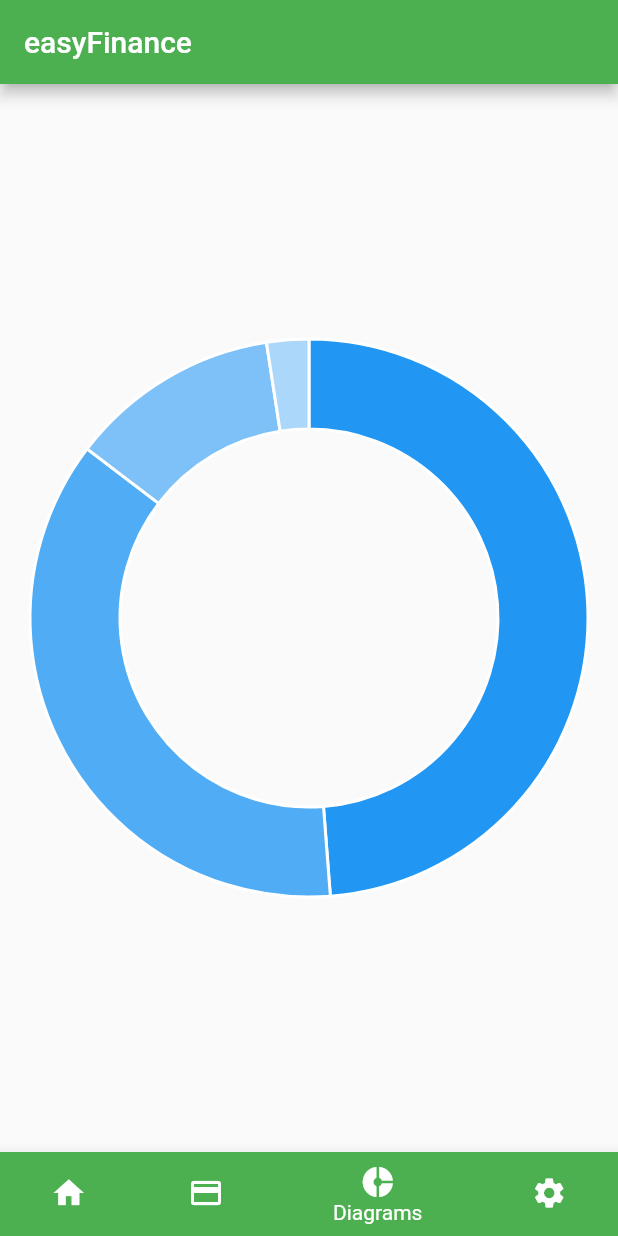
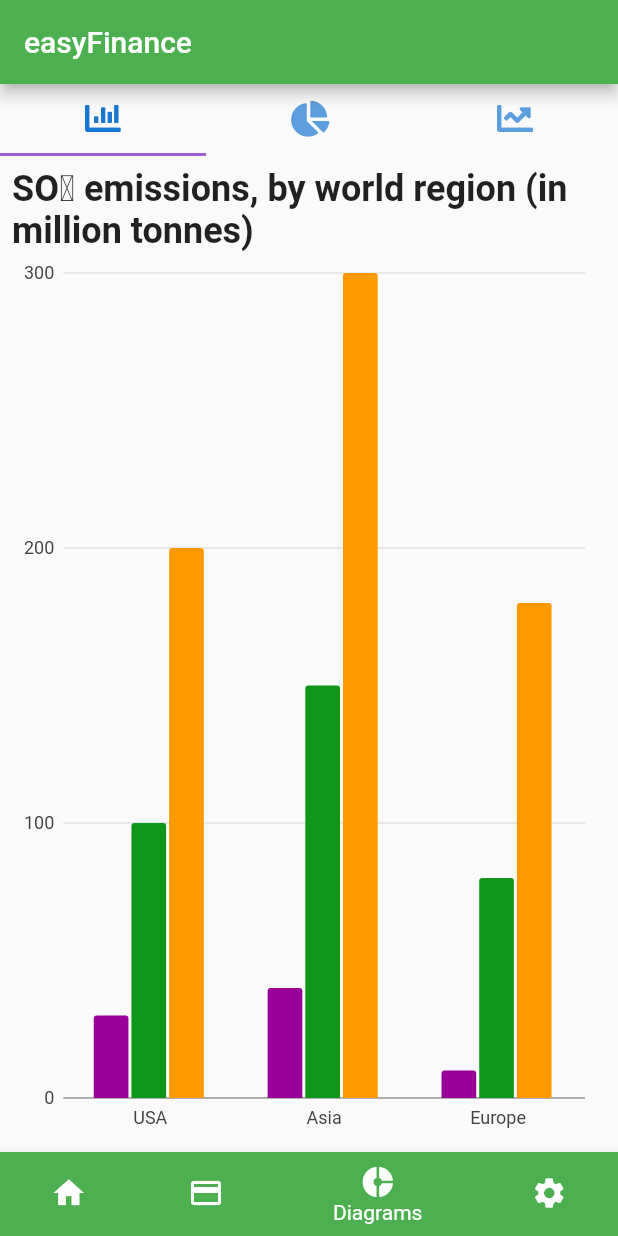
Before and after one commit to leumas244/easyFinance-SoftwareEngeneering, a Flutter app: the screen it shows after launch, item 3 of the bottom bar chosen, on a phone screen of 412 x 824 dp. Run offline on Flutter 3.47's test engine with Material 2 defaults, Android fonts, the phone set to English and light mode, and no system bars; our stand-ins replace charts_flutter, font_awesome_flutter.

Commit message:
Improved Diagrams

```diff
--- a/flutter_src/lib/diagram_widget.dart
+++ /dev/null
@@ -1,51 +0,0 @@
-/// Donut chart example. This is a simple pie chart with a hole in the middle.
-import 'package:flutter/material.dart';
-import 'package:charts_flutter/flutter.dart' as charts;
-
-class DonutPieChart extends StatelessWidget {
-  final List<charts.Series> seriesList;
-  DonutPieChart(this.seriesList,);
-
-  /// Creates a [PieChart] with sample data and no transition.
-  factory DonutPieChart.withSampleData() {
-    return new DonutPieChart(
-      _createSampleData(),
-    );
-  }
-
-
-  @override
-  Widget build(BuildContext context) {
-    return new charts.PieChart(seriesList,
-        // Configure the width of the pie slices to 60px. The remaining space in
-        // the chart will be left as a hole in the center.
-        defaultRenderer: new charts.ArcRendererConfig(arcWidth: 60));
-  }
-
-  /// Create one series with sample hard coded data.
-  static List<charts.Series<LinearSales, int>> _createSampleData() {
-    final data = [
-      new LinearSales(0, 100),
-      new LinearSales(1, 75),
-      new LinearSales(2, 25),
-      new LinearSales(3, 5),
-    ];
-
-    return [
-      new charts.Series<LinearSales, int>(
-        id: 'Sales',
-        domainFn: (LinearSales sales, _) => sales.year,
-        measureFn: (LinearSales sales, _) => sales.sales,
-        data: data,
-      )
-    ];
-  }
-}
-
-/// Sample linear data type.
-class LinearSales {
-  final int year;
-  final int sales;
-
-  LinearSales(this.year, this.sales);
-}
--- /dev/null
+++ b/flutter_src/lib/diagrams_widget.dart
@@ -0,0 +1,300 @@
+import 'package:flutter/material.dart';
+import 'package:charts_flutter/flutter.dart' as charts;
+import 'package:font_awesome_flutter/font_awesome_flutter.dart';
+
+class DiagramPage extends StatefulWidget {
+  final Widget child;
+
+  DiagramPage({Key key, this.child}) : super(key: key);
+
+  _DiagramPageState createState() => _DiagramPageState();
+}
+
+class _DiagramPageState extends State<DiagramPage> {
+  List<charts.Series<Pollution, String>> _seriesData;
+  List<charts.Series<Task, String>> _seriesPieData;
+  List<charts.Series<Sales, int>> _seriesLineData;
+
+  _generateData() {
+    var data1 = [
+      new Pollution(1980, 'USA', 30),
+      new Pollution(1980, 'Asia', 40),
+      new Pollution(1980, 'Europe', 10),
+    ];
+    var data2 = [
+      new Pollution(1985, 'USA', 100),
+      new Pollution(1980, 'Asia', 150),
+      new Pollution(1985, 'Europe', 80),
+    ];
+    var data3 = [
+      new Pollution(1985, 'USA', 200),
+      new Pollution(1980, 'Asia', 300),
+      new Pollution(1985, 'Europe', 180),
+    ];
+
+    var piedata = [
+      new Task('Work', 35.8, Color(0xff3366cc)),
+      new Task('Eat', 8.3, Color(0xff990099)),
+      new Task('Commute', 10.8, Color(0xff109618)),
+      new Task('TV', 15.6, Color(0xfffdbe19)),
+      new Task('Sleep', 19.2, Color(0xffff9900)),
+      new Task('Other', 10.3, Color(0xffdc3912)),
+    ];
+
+    var linesalesdata = [
+      new Sales(0, 45),
+      new Sales(1, 56),
+      new Sales(2, 55),
+      new Sales(3, 60),
+      new Sales(4, 61),
+      new Sales(5, 70),
+    ];
+    var linesalesdata1 = [
+      new Sales(0, 35),
+      new Sales(1, 46),
+      new Sales(2, 45),
+      new Sales(3, 50),
+      new Sales(4, 51),
+      new Sales(5, 60),
+    ];
+
+    var linesalesdata2 = [
+      new Sales(0, 20),
+      new Sales(1, 24),
+      new Sales(2, 25),
+      new Sales(3, 40),
+      new Sales(4, 45),
+      new Sales(5, 60),
+    ];
+
+    _seriesData.add(
+      charts.Series(
+        domainFn: (Pollution pollution, _) => pollution.place,
+        measureFn: (Pollution pollution, _) => pollution.quantity,
+        id: '2017',
+        data: data1,
+        fillPatternFn: (_, __) => charts.FillPatternType.solid,
+        fillColorFn: (Pollution pollution, _) =>
+            charts.ColorUtil.fromDartColor(Color(0xff990099)),
+      ),
+    );
+
+    _seriesData.add(
+      charts.Series(
+        domainFn: (Pollution pollution, _) => pollution.place,
+        measureFn: (Pollution pollution, _) => pollution.quantity,
+        id: '2018',
+        data: data2,
+        fillPatternFn: (_, __) => charts.FillPatternType.solid,
+        fillColorFn: (Pollution pollution, _) =>
+           charts.ColorUtil.fromDartColor(Color(0xff109618)),
+      ),
+    );
+
+    _seriesData.add(
+      charts.Series(
+        domainFn: (Pollution pollution, _) => pollution.place,
+        measureFn: (Pollution pollution, _) => pollution.quantity,
+        id: '2019',
+        data: data3,
+        fillPatternFn: (_, __) => charts.FillPatternType.solid,
+       fillColorFn: (Pollution pollution, _) =>
+          charts.ColorUtil.fromDartColor(Color(0xffff9900)),
+      ),
+    );
+
+    _seriesPieData.add(
+      charts.Series(
+        domainFn: (Task task, _) => task.task,
+        measureFn: (Task task, _) => task.taskvalue,
+        colorFn: (Task task, _) =>
+            charts.ColorUtil.fromDartColor(task.colorval),
+        id: 'Air Pollution',
+        data: piedata,
+         labelAccessorFn: (Task row, _) => '${row.taskvalue}',
+      ),
+    );
+
+    _seriesLineData.add(
+      charts.Series(
+        colorFn: (__, _) => charts.ColorUtil.fromDartColor(Color(0xff990099)),
+        id: 'Air Pollution',
+        data: linesalesdata,
+        domainFn: (Sales sales, _) => sales.yearval,
+        measureFn: (Sales sales, _) => sales.salesval,
+      ),
+    );
+    _seriesLineData.add(
+      charts.Series(
+        colorFn: (__, _) => charts.ColorUtil.fromDartColor(Color(0xff109618)),
+        id: 'Air Pollution',
+        data: linesalesdata1,
+        domainFn: (Sales sales, _) => sales.yearval,
+        measureFn: (Sales sales, _) => sales.salesval,
+      ),
+    );
+    _seriesLineData.add(
+      charts.Series(
+        colorFn: (__, _) => charts.ColorUtil.fromDartColor(Color(0xffff9900)),
+        id: 'Air Pollution',
+        data: linesalesdata2,
+        domainFn: (Sales sales, _) => sales.yearval,
+        measureFn: (Sales sales, _) => sales.salesval,
+      ),
+    );
+  }
+
+  @override
+  void initState() {
+    // TODO: implement initState
+    super.initState();
+    _seriesData = List<charts.Series<Pollution, String>>();
+    _seriesPieData = List<charts.Series<Task, String>>();
+    _seriesLineData = List<charts.Series<Sales, int>>();
+    _generateData();
+  }
+
+  @override
+  Widget build(BuildContext context) {
+    return MaterialApp(
+      debugShowCheckedModeBanner: false,
+      home: DefaultTabController(
+        length: 3,
+        child: Scaffold(
+          appBar: TabBar(
+              labelColor: Color(0xff1976d2),
+              indicatorColor: Color(0xff9962D0),
+              tabs: [
+                Tab(
+                  icon: Icon(FontAwesomeIcons.solidChartBar),
+                ),
+                Tab(icon: Icon(FontAwesomeIcons.chartPie)),
+                Tab(icon: Icon(FontAwesomeIcons.chartLine)),
+              ],
+          ),
+          body: TabBarView(
+            children: [
+              Padding(
+                padding: EdgeInsets.all(8.0),
+                child: Container(
+                  child: Center(
+                    child: Column(
+                      children: <Widget>[
+                        Text(
+                            'SO₂ emissions, by world region (in million tonnes)',style: TextStyle(fontSize: 24.0,fontWeight: FontWeight.bold),),
+                        Expanded(
+                          child: charts.BarChart(
+                            _seriesData,
+                            animate: true,
+                            barGroupingType: charts.BarGroupingType.grouped,
+                            //behaviors: [new charts.SeriesLegend()],
+                            animationDuration: Duration(seconds: 1),
+                          ),
+                        ),
+                      ],
+                    ),
+                  ),
+                ),
+              ),
+              Padding(
+                padding: EdgeInsets.all(8.0),
+                child: Container(
+                  child: Center(
+                    child: Column(
+                      children: <Widget>[
+                        Text(
+                            'Time spent on daily tasks',style: TextStyle(fontSize: 24.0,fontWeight: FontWeight.bold),),
+                            SizedBox(height: 10.0,),
+                        Expanded(
+                          child: charts.PieChart(
+                            _seriesPieData,
+                            animate: true,
+                            animationDuration: Duration(seconds: 1),
+                             behaviors: [
+                            new charts.DatumLegend(
+                              outsideJustification: charts.OutsideJustification.endDrawArea,
+                              horizontalFirst: false,
+                              desiredMaxRows: 2,
+                              cellPadding: new EdgeInsets.only(right: 4.0, bottom: 4.0),
+                              entryTextStyle: charts.TextStyleSpec(
+                                  color: charts.MaterialPalette.purple.shadeDefault,
+                                  fontFamily: 'Georgia',
+                                  fontSize: 11),
+                            )
+                          ],
+                           defaultRenderer: new charts.ArcRendererConfig(
+                              arcWidth: 100,
+                             arcRendererDecorators: [
+          new charts.ArcLabelDecorator(
+              labelPosition: charts.ArcLabelPosition.inside)
+        ])),
+                        ),
+                      ],
+                    ),
+                  ),
+                ),
+              ),
+              Padding(
+                padding: EdgeInsets.all(8.0),
+                child: Container(
+                  child: Center(
+                    child: Column(
+                      children: <Widget>[
+                        Text(
+                            'Sales for the first 5 years',style: TextStyle(fontSize: 24.0,fontWeight: FontWeight.bold),),
+                        Expanded(
+                          child: charts.LineChart(
+                            _seriesLineData,
+                            defaultRenderer: new charts.LineRendererConfig(
+                                includeArea: true, stacked: true),
+                            animate: true,
+                            animationDuration: Duration(seconds: 1),
+                            behaviors: [
+        new charts.ChartTitle('Years',
+            behaviorPosition: charts.BehaviorPosition.bottom,
+            titleOutsideJustification:charts.OutsideJustification.middleDrawArea),
+        new charts.ChartTitle('Sales',
+            behaviorPosition: charts.BehaviorPosition.start,
+            titleOutsideJustification: charts.OutsideJustification.middleDrawArea),
+        new charts.ChartTitle('Departments',
+            behaviorPosition: charts.BehaviorPosition.end,
+            titleOutsideJustification:charts.OutsideJustification.middleDrawArea,
+            )
+      ]
+                          ),
+                        ),
+                      ],
+                    ),
+                  ),
+                ),
+              ),
+            ],
+          ),
+        ),
+      ),
+    );
+  }
+}
+
+class Pollution {
+  String place;
+  int year;
+  int quantity;
+
+  Pollution(this.year, this.place, this.quantity);
+}
+
+class Task {
+  String task;
+  double taskvalue;
+  Color colorval;
+
+  Task(this.task, this.taskvalue, this.colorval);
+}
+
+class Sales {
+  int yearval;
+  int salesval;
+
+  Sales(this.yearval, this.salesval);
+}
--- a/flutter_src/lib/home_widget.dart
+++ b/flutter_src/lib/home_widget.dart
@@ -1,6 +1,7 @@
+import 'package:ef/diagrams_widget.dart';
 import 'package:flutter/material.dart';
 import 'placeholder_widget.dart';
-import 'diagram_widget.dart';
+import 'diagrams_widget.dart';
 
 
 class Home extends StatefulWidget {
@@ -15,12 +16,13 @@ class _HomeState extends State<Home> {
  final List<Widget> _children = [
    PlaceholderWidget(Colors.red),
    PlaceholderWidget(Colors.deepOrange),
-   DonutPieChart.withSampleData(),
+   DiagramPage(),
    PlaceholderWidget(Colors.green)
  ];
  @override
  Widget build(BuildContext context) {
    return Scaffold(
+
      appBar: AppBar(
        title: Text('easyFinance'),
        backgroundColor: Colors.green,
--- a/flutter_src/lib/main.dart
+++ b/flutter_src/lib/main.dart
@@ -8,7 +8,8 @@ class App extends StatelessWidget {
  @override
  Widget build(BuildContext context) {
    return MaterialApp(
-     title: 'My Flutter App',
+     debugShowCheckedModeBanner: false,
+     title: 'easyFinance',
      home: Home(),
    );
  }
--- a/flutter_src/pubspec.yaml
+++ b/flutter_src/pubspec.yaml
@@ -17,6 +17,7 @@ environment:
   sdk: ">=2.1.0 <3.0.0"
 
 dependencies:
+  font_awesome_flutter: ^8.5.0
   charts_flutter: ^0.8.1
   dcdg: ^2.0.1
   flutter_gherkin: ^1.1.4
```
